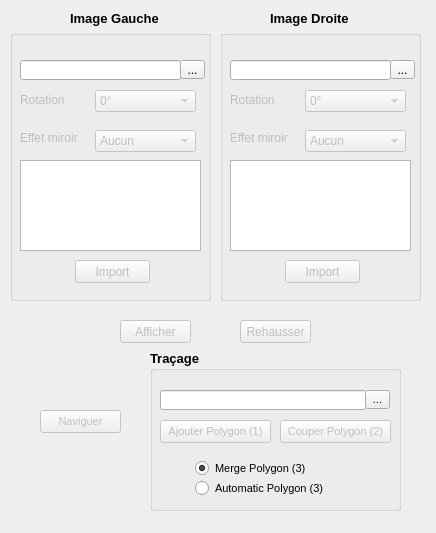
Qt form ui-optionWindow.ui (Direction-des-inventaires-forestiers/StereoPhoto) before a commit.
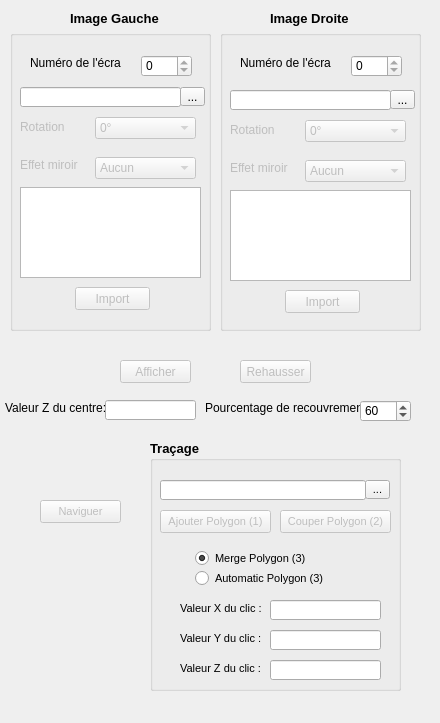
The same form after that commit. Icons and pictures are not drawn.

The edit to the form file:
```diff
--- a/ui-optionWindow.ui
+++ b/ui-optionWindow.ui
@@ -6,8 +6,8 @@
    <rect>
     <x>0</x>
     <y>0</y>
-    <width>436</width>
-    <height>533</height>
+    <width>440</width>
+    <height>723</height>
    </rect>
   </property>
   <property name="windowTitle">
@@ -59,7 +59,7 @@
      <x>10</x>
      <y>30</y>
      <width>201</width>
-     <height>271</height>
+     <height>301</height>
     </rect>
    </property>
    <property name="title">
@@ -69,7 +69,7 @@
     <property name="geometry">
      <rect>
       <x>10</x>
-      <y>30</y>
+      <y>57</y>
       <width>161</width>
       <height>20</height>
      </rect>
@@ -85,7 +85,7 @@
     <property name="geometry">
      <rect>
       <x>170</x>
-      <y>30</y>
+      <y>57</y>
       <width>25</width>
       <height>19</height>
      </rect>
@@ -101,7 +101,7 @@
     <property name="geometry">
      <rect>
       <x>85</x>
-      <y>60</y>
+      <y>87</y>
       <width>101</width>
       <height>22</height>
      </rect>
@@ -134,7 +134,7 @@
     <property name="geometry">
      <rect>
       <x>10</x>
-      <y>60</y>
+      <y>87</y>
       <width>61</width>
       <height>20</height>
      </rect>
@@ -150,7 +150,7 @@
     <property name="geometry">
      <rect>
       <x>10</x>
-      <y>100</y>
+      <y>127</y>
       <width>61</width>
       <height>16</height>
      </rect>
@@ -166,7 +166,7 @@
     <property name="geometry">
      <rect>
       <x>85</x>
-      <y>100</y>
+      <y>127</y>
       <width>101</width>
       <height>22</height>
      </rect>
@@ -194,7 +194,7 @@
     <property name="geometry">
      <rect>
       <x>65</x>
-      <y>230</y>
+      <y>257</y>
       <width>75</width>
       <height>23</height>
      </rect>
@@ -207,7 +207,7 @@
     <property name="geometry">
      <rect>
       <x>10</x>
-      <y>130</y>
+      <y>157</y>
       <width>181</width>
       <height>91</height>
      </rect>
@@ -223,7 +223,7 @@
     <property name="geometry">
      <rect>
       <x>150</x>
-      <y>233</y>
+      <y>260</y>
       <width>21</width>
       <height>16</height>
      </rect>
@@ -235,6 +235,32 @@
      <string/>
     </property>
    </widget>
+   <widget class="QLabel" name="label_8">
+    <property name="geometry">
+     <rect>
+      <x>20</x>
+      <y>25</y>
+      <width>91</width>
+      <height>16</height>
+     </rect>
+    </property>
+    <property name="text">
+     <string>Numéro de l'écran :</string>
+    </property>
+   </widget>
+   <widget class="QSpinBox" name="spinBoxLeftScreen">
+    <property name="geometry">
+     <rect>
+      <x>131</x>
+      <y>25</y>
+      <width>51</width>
+      <height>22</height>
+     </rect>
+    </property>
+    <property name="maximum">
+     <number>0</number>
+    </property>
+   </widget>
   </widget>
   <widget class="QGroupBox" name="groupBoxRight">
    <property name="geometry">
@@ -242,7 +268,7 @@
      <x>220</x>
      <y>30</y>
      <width>201</width>
-     <height>271</height>
+     <height>301</height>
     </rect>
    </property>
    <property name="title">
@@ -252,7 +278,7 @@
     <property name="geometry">
      <rect>
       <x>10</x>
-      <y>30</y>
+      <y>60</y>
       <width>161</width>
       <height>20</height>
      </rect>
@@ -268,7 +294,7 @@
     <property name="geometry">
      <rect>
       <x>170</x>
-      <y>30</y>
+      <y>60</y>
       <width>25</width>
       <height>19</height>
      </rect>
@@ -284,7 +310,7 @@
     <property name="geometry">
      <rect>
       <x>10</x>
-      <y>100</y>
+      <y>130</y>
       <width>61</width>
       <height>16</height>
      </rect>
@@ -300,7 +326,7 @@
     <property name="geometry">
      <rect>
       <x>10</x>
-      <y>60</y>
+      <y>90</y>
       <width>61</width>
       <height>20</height>
      </rect>
@@ -316,7 +342,7 @@
     <property name="geometry">
      <rect>
       <x>85</x>
-      <y>100</y>
+      <y>130</y>
       <width>101</width>
       <height>22</height>
      </rect>
@@ -347,7 +373,7 @@
     <property name="geometry">
      <rect>
       <x>85</x>
-      <y>60</y>
+      <y>90</y>
       <width>101</width>
       <height>22</height>
      </rect>
@@ -380,7 +406,7 @@
     <property name="geometry">
      <rect>
       <x>65</x>
-      <y>230</y>
+      <y>260</y>
       <width>75</width>
       <height>23</height>
      </rect>
@@ -393,7 +419,7 @@
     <property name="geometry">
      <rect>
       <x>10</x>
-      <y>130</y>
+      <y>160</y>
       <width>181</width>
       <height>91</height>
      </rect>
@@ -409,7 +435,7 @@
     <property name="geometry">
      <rect>
       <x>150</x>
-      <y>233</y>
+      <y>263</y>
       <width>21</width>
       <height>16</height>
      </rect>
@@ -421,6 +447,32 @@
      <string/>
     </property>
    </widget>
+   <widget class="QLabel" name="label_9">
+    <property name="geometry">
+     <rect>
+      <x>20</x>
+      <y>25</y>
+      <width>91</width>
+      <height>16</height>
+     </rect>
+    </property>
+    <property name="text">
+     <string>Numéro de l'écran :</string>
+    </property>
+   </widget>
+   <widget class="QSpinBox" name="spinBoxRightScreen">
+    <property name="geometry">
+     <rect>
+      <x>131</x>
+      <y>25</y>
+      <width>51</width>
+      <height>22</height>
+     </rect>
+    </property>
+    <property name="maximum">
+     <number>0</number>
+    </property>
+   </widget>
   </widget>
   <widget class="QPushButton" name="enhanceButton">
    <property name="enabled">
@@ -429,7 +481,7 @@
    <property name="geometry">
     <rect>
      <x>240</x>
-     <y>320</y>
+     <y>360</y>
      <width>71</width>
      <height>23</height>
     </rect>
@@ -448,7 +500,7 @@
    <property name="geometry">
     <rect>
      <x>120</x>
-     <y>320</y>
+     <y>360</y>
      <width>71</width>
      <height>23</height>
     </rect>
@@ -464,9 +516,9 @@
    <property name="geometry">
     <rect>
      <x>150</x>
-     <y>350</y>
+     <y>440</y>
      <width>251</width>
-     <height>161</height>
+     <height>251</height>
     </rect>
    </property>
    <property name="font">
@@ -623,6 +675,135 @@
      <string>Automatic Polygon (3)</string>
     </property>
    </widget>
+   <widget class="QLabel" name="label_11">
+    <property name="geometry">
+     <rect>
+      <x>30</x>
+      <y>220</y>
+      <width>91</width>
+      <height>16</height>
+     </rect>
+    </property>
+    <property name="font">
+     <font>
+      <pointsize>8</pointsize>
+      <weight>50</weight>
+      <bold>false</bold>
+     </font>
+    </property>
+    <property name="text">
+     <string>Valeur Z du clic : </string>
+    </property>
+   </widget>
+   <widget class="QLineEdit" name="lineEditXClic">
+    <property name="geometry">
+     <rect>
+      <x>120</x>
+      <y>160</y>
+      <width>111</width>
+      <height>20</height>
+     </rect>
+    </property>
+    <property name="font">
+     <font>
+      <pointsize>8</pointsize>
+      <weight>50</weight>
+      <bold>false</bold>
+     </font>
+    </property>
+    <property name="text">
+     <string/>
+    </property>
+    <property name="readOnly">
+     <bool>true</bool>
+    </property>
+   </widget>
+   <widget class="QLineEdit" name="lineEditYClic">
+    <property name="geometry">
+     <rect>
+      <x>120</x>
+      <y>190</y>
+      <width>111</width>
+      <height>20</height>
+     </rect>
+    </property>
+    <property name="font">
+     <font>
+      <pointsize>8</pointsize>
+      <weight>50</weight>
+      <bold>false</bold>
+     </font>
+    </property>
+    <property name="text">
+     <string/>
+    </property>
+    <property name="readOnly">
+     <bool>true</bool>
+    </property>
+   </widget>
+   <widget class="QLineEdit" name="lineEditZClic">
+    <property name="geometry">
+     <rect>
+      <x>120</x>
+      <y>220</y>
+      <width>111</width>
+      <height>20</height>
+     </rect>
+    </property>
+    <property name="font">
+     <font>
+      <pointsize>8</pointsize>
+      <weight>50</weight>
+      <bold>false</bold>
+     </font>
+    </property>
+    <property name="text">
+     <string/>
+    </property>
+    <property name="readOnly">
+     <bool>true</bool>
+    </property>
+   </widget>
+   <widget class="QLabel" name="label_12">
+    <property name="geometry">
+     <rect>
+      <x>30</x>
+      <y>190</y>
+      <width>91</width>
+      <height>16</height>
+     </rect>
+    </property>
+    <property name="font">
+     <font>
+      <pointsize>8</pointsize>
+      <weight>50</weight>
+      <bold>false</bold>
+     </font>
+    </property>
+    <property name="text">
+     <string>Valeur Y du clic : </string>
+    </property>
+   </widget>
+   <widget class="QLabel" name="label_13">
+    <property name="geometry">
+     <rect>
+      <x>30</x>
+      <y>160</y>
+      <width>91</width>
+      <height>16</height>
+     </rect>
+    </property>
+    <property name="font">
+     <font>
+      <pointsize>8</pointsize>
+      <weight>50</weight>
+      <bold>false</bold>
+     </font>
+    </property>
+    <property name="text">
+     <string>Valeur X du clic : </string>
+    </property>
+   </widget>
   </widget>
   <widget class="QPushButton" name="panButton">
    <property name="enabled">
@@ -631,7 +812,7 @@
    <property name="geometry">
     <rect>
      <x>40</x>
-     <y>410</y>
+     <y>500</y>
      <width>81</width>
      <height>23</height>
     </rect>
@@ -650,6 +831,64 @@
     <bool>true</bool>
    </property>
   </widget>
+  <widget class="QLabel" name="label_7">
+   <property name="geometry">
+    <rect>
+     <x>5</x>
+     <y>400</y>
+     <width>101</width>
+     <height>16</height>
+    </rect>
+   </property>
+   <property name="text">
+    <string>Valeur Z du centre: </string>
+   </property>
+  </widget>
+  <widget class="QLineEdit" name="lineEditCurrentZ">
+   <property name="geometry">
+    <rect>
+     <x>105</x>
+     <y>400</y>
+     <width>91</width>
+     <height>20</height>
+    </rect>
+   </property>
+   <property name="readOnly">
+    <bool>true</bool>
+   </property>
+  </widget>
+  <widget class="QLabel" name="label_10">
+   <property name="geometry">
+    <rect>
+     <x>205</x>
+     <y>400</y>
+     <width>161</width>
+     <height>16</height>
+    </rect>
+   </property>
+   <property name="text">
+    <string>Pourcentage de recouvrement:</string>
+   </property>
+  </widget>
+  <widget class="QSpinBox" name="spinBoxRecouvrement">
+   <property name="geometry">
+    <rect>
+     <x>360</x>
+     <y>400</y>
+     <width>51</width>
+     <height>22</height>
+    </rect>
+   </property>
+   <property name="cursor">
+    <cursorShape>CrossCursor</cursorShape>
+   </property>
+   <property name="maximum">
+    <number>100</number>
+   </property>
+   <property name="value">
+    <number>60</number>
+   </property>
+  </widget>
   <zorder>groupBoxRight</zorder>
   <zorder>label_5</zorder>
   <zorder>label_6</zorder>
```
Left out of the diff: 4 changed lines with no effect on the pictures.
